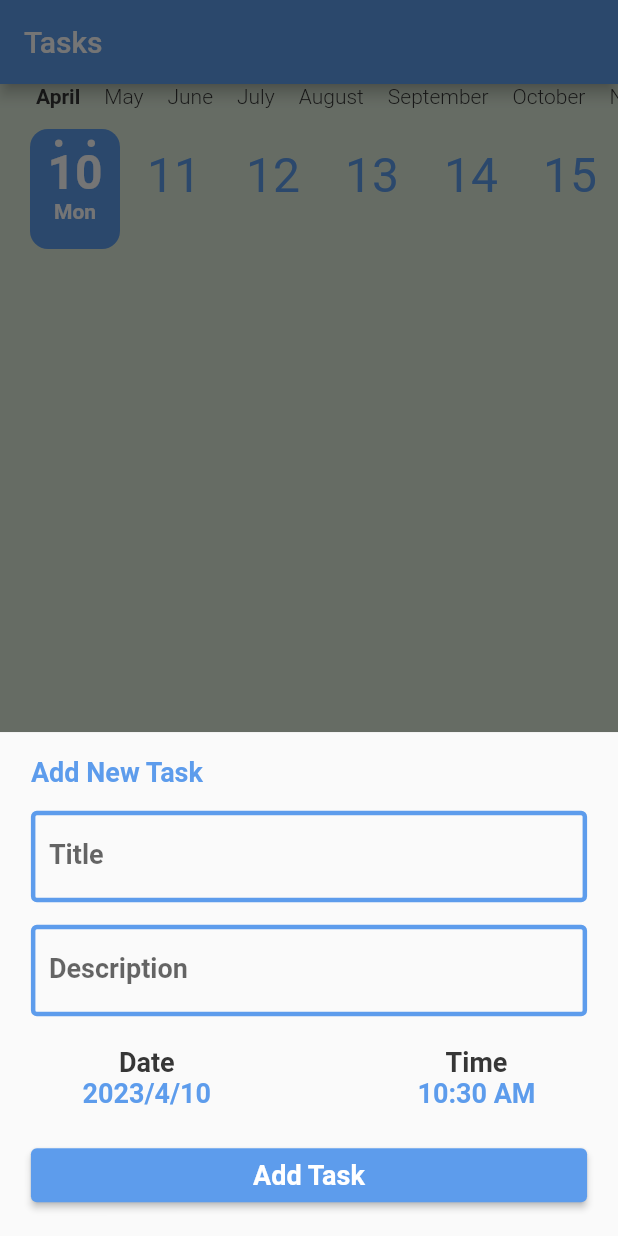
After one commit to Khaatora/To-do_Application, a Flutter app: the screen it shows after launch, after a tap on the "add" icon, on a phone screen of 412 x 824 dp. The commit adds this screen. Run offline on Flutter 3.47's test engine with Material 2 defaults, Android fonts, the phone set to English and light mode, and no system bars; drawn by our look-alikes of calendar_timeline; our stand-ins replace cloud_firestore, firebase_core, flutter_slidable, sqflite; accounts and stored records are empty; generated files the repository leaves out were written again.

Commit message:
added sqflite support

```diff
--- a/lib/layout/add_task_bottom_sheet.dart
+++ b/lib/layout/add_task_bottom_sheet.dart
@@ -1,7 +1,7 @@
 import 'package:flutter/material.dart';
 import 'package:todo_own/models/task.dart';
 import 'package:todo_own/shared/components/component.dart';
-import 'package:todo_own/shared/network/local/firebase_utils.dart';
+import 'package:todo_own/shared/network/local/sqflite_utils.dart';
 import 'package:todo_own/shared/styles/colors.dart';
 import 'package:flutter_gen/gen_l10n/app_localizations.dart';
 
@@ -11,13 +11,29 @@ class AddTaskBottomSheet extends StatefulWidget {
 }
 
 class _AddTaskBottomSheetState extends State<AddTaskBottomSheet> {
-  var titleController = TextEditingController();
-  var descriptionController = TextEditingController();
+  late TextEditingController titleController;
+  late TextEditingController descriptionController;
+  late final SqfliteUtils sqfliteUtils;
 
   DateTime selectedDate = DateTime.now();
   TimeOfDay selectedTime = TimeOfDay.now();
 
   GlobalKey<FormState> formKey = GlobalKey<FormState>();
+
+  @override
+  void initState() {
+    titleController = TextEditingController();
+    descriptionController = TextEditingController();
+    sqfliteUtils = SqfliteUtils();
+    super.initState();
+  }
+
+  @override
+  void dispose() {
+    titleController.dispose();
+    descriptionController.dispose();
+    super.dispose();
+  }
 
   @override
   Widget build(BuildContext context) {
@@ -55,7 +71,8 @@ class _AddTaskBottomSheetState extends State<AddTaskBottomSheet> {
                   height: 15,
                 ),
                 TextFormField(
-                    maxLines: null,
+                    minLines: 1,
+                    maxLines: 3,
                     keyboardType: TextInputType.multiline,
                     controller: descriptionController,
                     validator: (value) {
@@ -63,6 +80,7 @@ class _AddTaskBottomSheetState extends State<AddTaskBottomSheet> {
                         return AppLocalizations.of(context)!
                             .pleaseEnterDescription;
                       }
+                      return null;
                     },
                     decoration: InputDecoration(
                       label: Text(AppLocalizations.of(context)!.description),
@@ -143,26 +161,27 @@ class _AddTaskBottomSheetState extends State<AddTaskBottomSheet> {
                     onPressed: () {
                       if (formKey.currentState!.validate()) {
                         unFocusKeyboardFromScope();
-                        TaskData taskData = TaskData(
-                            title: titleController.text,
-                            description: descriptionController.text,
-                            date: DateUtils.dateOnly(selectedDate)
-                                .microsecondsSinceEpoch,
-                            time: TimeOfDay.fromDateTime(selectedDate)
-                                .format(context)
-                                .replaceFirst("ص", "AM")
-                                .replaceFirst("م", "PM"));
                         showMessage(
                           context,
                           AppLocalizations.of(context)!.areYouSure,
                           AppLocalizations.of(context)!.yes,
                           () {
+                            TaskData taskData = TaskData(
+                                title: titleController.text,
+                                description: descriptionController.text,
+                                date: DateUtils.dateOnly(selectedDate)
+                                    .microsecondsSinceEpoch,
+                                time: TimeOfDay.fromDateTime(selectedDate)
+                                    .format(context)
+                                    .replaceFirst("ص", "AM")
+                                    .replaceFirst("م", "PM"));
                             popNavigator(context);
                             showLoading(
                                 context,
                                 AppLocalizations.of(context)!.loadingPleaseWait,
                                 false);
-                            addTaskToDatabase(taskData);
+                            // addTaskToDatabase(taskData);
+                            sqfliteUtils.createTask(taskData: taskData);
                             hideLoading(context);
                             showMessage(
                                 context,
--- a/lib/layout/home_layout.dart
+++ b/lib/layout/home_layout.dart
@@ -3,7 +3,7 @@ import 'package:provider/provider.dart';
 import 'package:todo_own/layout/add_task_bottom_sheet.dart';
 import 'package:todo_own/layout/home_provider.dart';
 import 'package:todo_own/modules/settings/settings.dart';
-import 'package:todo_own/modules/tasks/task_list/tasks_list.dart';
+import 'package:todo_own/modules/tasks/task_list/tasks_list_sqflite.dart';
 import 'package:todo_own/shared/styles/colors.dart';
 import 'package:flutter_gen/gen_l10n/app_localizations.dart';
 
--- a/lib/models/task.dart
+++ b/lib/models/task.dart
@@ -7,7 +7,7 @@ class TaskData {
   bool? isDone;
 
   TaskData(
-      {this.id = "",
+      {this.id = null,
       required this.title,
       required this.description,
       required this.date,
@@ -16,22 +16,74 @@ class TaskData {
 
   Map<String, dynamic> toJson() {
     return {
-      "id": id,
-      "title": title,
-      "description": description,
-      "date": date,
-      "time": time,
-      "isDone": isDone,
+      idColumn: id,
+      titleColumn: title,
+      descriptionColumn: description,
+      dateColumn: date,
+      timeColumn: time,
+      isDoneColumn: isDone,
+    };
+  }
+
+  Map<String, dynamic> toJsonSqflite() {
+    return {
+      // idColumn: id,
+      titleColumn: title,
+      descriptionColumn: description,
+      dateColumn: date,
+      timeColumn: time,
+      isDoneColumn: isDone == true ? 1 : 0,
     };
   }
 
   TaskData.fromJson(Map<String, dynamic> json)
       : this(
-    id: json["id"],
-          title: json["title"],
-          description: json["description"],
-          date: json["date"],
-          time: json["time"],
-          isDone: json["isDone"],
+          id: json[idColumn],
+          title: json[titleColumn],
+          description: json[descriptionColumn],
+          date: json[dateColumn],
+          time: json[timeColumn],
+          isDone: json[isDoneColumn],
         );
+
+  TaskData.fromJsonSqflite(Map<String, dynamic> json)
+      : this(
+          id: json[idColumn].toString(),
+          title: json[titleColumn],
+          description: json[descriptionColumn],
+          date: json[dateColumn],
+          time: json[timeColumn],
+          isDone: json[isDoneColumn] == 1 ? true : false,
+        );
+
+  @override
+  String toString() {
+    return "Task $id, title: $title, description: $description";
+  }
+
+  @override
+  bool operator ==(covariant TaskData other) {
+    return id == other.id;
+  }
+
+  @override
+  int get hashCode => id.hashCode;
 }
+
+const dbName = "tasks.db";
+const tasksTable = "todo";
+const idColumn = "id";
+const titleColumn = "title";
+const descriptionColumn = "description";
+const dateColumn = "date";
+const timeColumn = "time";
+const isDoneColumn = "isDone";
+const createUserTable = '''CREATE TABLE IF NOT EXISTS "todo" (
+	"id"	INTEGER NOT NULL UNIQUE,
+	"title"	TEXT,
+	"description"	TEXT,
+	"date"	INTEGER DEFAULT 0,
+	"time"	INTEGER,
+	"isDone"	INTEGER DEFAULT 0,
+	PRIMARY KEY("id" AUTOINCREMENT)
+); ''';
--- /dev/null
+++ b/lib/modules/tasks/task_list/db_open_future_builder_widget.dart
@@ -0,0 +1,27 @@
+import 'package:flutter/material.dart';
+import 'package:todo_own/shared/network/local/sqflite_utils.dart';
+
+class DbOpenFutureBuilder extends StatefulWidget {
+  final SqfliteUtils sqfliteUtils;
+  Widget Function(BuildContext, AsyncSnapshot<void>) builder;
+
+  DbOpenFutureBuilder({required this.sqfliteUtils, required this.builder});
+
+  @override
+  State<DbOpenFutureBuilder> createState() => _DbOpenFutureBuilderState();
+}
+
+class _DbOpenFutureBuilderState extends State<DbOpenFutureBuilder> {
+  Future? open;
+
+  @override
+  void initState() {
+    super.initState();
+    open = widget.sqfliteUtils.open();
+  }
+
+  @override
+  Widget build(BuildContext context) {
+    return FutureBuilder(future: open, builder: widget.builder);
+  }
+}
--- a/lib/modules/tasks/task_list/task_item.dart
+++ b/lib/modules/tasks/task_list/task_item.dart
@@ -4,13 +4,16 @@ import 'package:provider/provider.dart';
 import 'package:todo_own/models/task.dart';
 import 'package:todo_own/modules/tasks/edit_task/edit_task_screen.dart';
 import 'package:todo_own/modules/tasks/tasks_provider/task_item_provider.dart';
-import 'package:todo_own/shared/network/local/firebase_utils.dart';
+import 'package:todo_own/shared/network/local/sqflite_utils.dart';
 import 'package:todo_own/shared/styles/colors.dart';
 import 'package:flutter_gen/gen_l10n/app_localizations.dart';
 
 class TaskItem extends StatelessWidget {
   TaskData task;
+
   TaskItem(this.task);
+
+  SqfliteUtils sqfliteUtils = SqfliteUtils();
 
   @override
   Widget build(BuildContext context) {
@@ -25,7 +28,8 @@ class TaskItem extends StatelessWidget {
             SlidableAction(
               borderRadius: BorderRadius.circular(12),
               onPressed: (context) {
-                deleteTaskFromFirestore(task.id);
+                // deleteTaskFromFirestore(task.id);
+                sqfliteUtils.deleteTask(id: task.id!);
               },
               backgroundColor: Colors.red,
               icon: Icons.delete,
@@ -81,7 +85,8 @@ class TaskItem extends StatelessWidget {
                         TaskItemProvider provider =
                             Provider.of<TaskItemProvider>(context,
                                 listen: false);
-                        provider.onStatusChanged(task.id!, !task.isDone!);
+                        // provider.onStatusChanged(task.id!, !task.isDone!);
+                        provider.onStatusChangedSqflite(task);
                       },
                       icon: Icon(
                         task.isDone! ? Icons.done : Icons.close,
--- /dev/null
+++ b/lib/modules/tasks/task_list/tasks_list_sqflite.dart
@@ -0,0 +1,144 @@
+import 'dart:async';
+import 'dart:developer';
+
+import 'package:calendar_timeline/calendar_timeline.dart';
+import 'package:flutter/material.dart';
+import 'package:provider/provider.dart';
+import 'package:todo_own/models/task.dart';
+import 'package:todo_own/modules/settings/settings_provider/settings_provider.dart';
+import 'package:todo_own/modules/tasks/task_list/db_open_future_builder_widget.dart';
+import 'package:todo_own/shared/network/local/sqflite_utils.dart';
+import 'package:todo_own/shared/styles/colors.dart';
+import 'package:flutter_gen/gen_l10n/app_localizations.dart';
+
+import 'task_item.dart';
+
+class TasksListTab extends StatefulWidget {
+  @override
+  State<TasksListTab> createState() => _TasksListTabState();
+}
+
+class _TasksListTabState extends State<TasksListTab> {
+  DateTime selectedDate = DateTime.now();
+  SqfliteUtils sqfliteUtils = SqfliteUtils();
+  late SettingsProvider provider;
+  Stream<List<TaskData>>? allTasks;
+
+  @override
+  void initState() {
+    allTasks = sqfliteUtils.allTasks;
+    super.initState();
+  }
+
+  @override
+  void dispose() {
+    sqfliteUtils.close();
+    super.dispose();
+  }
+
+  @override
+  Widget build(BuildContext context) {
+    provider = Provider.of<SettingsProvider>(context);
+    return ChangeNotifierProvider(
+      create: (context) => provider,
+      child: SizedBox(
+        height: MediaQuery.of(context).size.height,
+        width: MediaQuery.of(context).size.width,
+        child: Column(
+          children: [
+            CalendarTimeline(
+              initialDate: selectedDate,
+              firstDate: DateTime.now().subtract(const Duration(days: 365)),
+              lastDate: DateTime.now().add(const Duration(days: 365)),
+              onDateSelected: (selectedDate) {
+                this.selectedDate = selectedDate;
+                setState(() {});
+              },
+              leftMargin: 20,
+              monthColor: colorGrey,
+              dayColor: colorLightBlue,
+              activeDayColor: Colors.white,
+              activeBackgroundDayColor: colorLightBlue,
+              dotsColor: Colors.white,
+              selectableDayPredicate: (date) => true,
+              locale: provider.langCode == "ar" ? "ar_EG" : "en",
+            ),
+            DbOpenFutureBuilder(
+              sqfliteUtils: sqfliteUtils,
+              builder: (context, snapshot) {
+                switch (snapshot.connectionState) {
+                  case ConnectionState.done:
+                    log("future is done");
+                    return StreamBuilder<List<TaskData>>(
+                      stream: allTasks,
+                      //getSelectedDateTasksFromFirestore(selectedDate),
+                      builder: (context, snapshot) {
+                        switch (snapshot.connectionState) {
+                          case ConnectionState.none:
+                          case ConnectionState.waiting:
+                            log(">>>>>>>>>>>>>>>>>>>>>>>>>>>>>>>> waiting<<<<<<<<<<<<<<<<<<<<<<<<<<<<");
+                            return const Expanded(
+                                child: Center(
+                              child: CircularProgressIndicator(),
+                            ));
+                          case ConnectionState.active:
+                            if (snapshot.hasError) {
+                              return Center(
+                                child: Text(AppLocalizations.of(context)!
+                                    .somethingWentWrong),
+                              );
+                            }
+                            if (snapshot.hasData) {
+                              var tasks = snapshot.data
+                                  ?.where((element) =>
+                                      element.date ==
+                                      DateUtils.dateOnly(selectedDate)
+                                          .microsecondsSinceEpoch)
+                                  .toList();
+                              if (tasks?.isEmpty ?? true) {
+                                return Expanded(
+                                    child: Center(
+                                        child: Text(
+                                  AppLocalizations.of(context)!
+                                      .emptyListSentence,
+                                  textAlign: TextAlign.center,
+                                )));
+                              }
+                              return Expanded(
+                                child: ListView.builder(
+                                  itemCount: tasks?.length,
+                                  itemBuilder: (context, index) {
+                                    return TaskItem(tasks![index]);
+                                  },
+                                ),
+                              );
+                            }
+                            return const Expanded(
+                                child: Center(
+                              child: CircularProgressIndicator(),
+                            ));
+                          case ConnectionState.done:
+                            return const Expanded(
+                                child: Center(
+                              child: Text("Wtf"),
+                            ));
+                        }
+                      },
+                    );
+                  case ConnectionState.none:
+                  case ConnectionState.waiting:
+                  case ConnectionState.active:
+                    log("future is waiting");
+                    return const Expanded(
+                        child: Center(
+                      child: CircularProgressIndicator(),
+                    ));
+                }
+              },
+            )
+          ],
+        ),
+      ),
+    );
+  }
+}
--- a/lib/modules/tasks/tasks_provider/tasks_list_provider.dart
+++ b/lib/modules/tasks/tasks_provider/tasks_list_provider.dart
@@ -1,3 +1,5 @@
+import 'dart:developer';
+
 import 'package:flutter/material.dart';
 
 class TasksListProvider extends ChangeNotifier {
@@ -5,7 +7,7 @@ class TasksListProvider extends ChangeNotifier {
 
   void changeCurrentDate(DateTime selectedDate) {
     this.selectedDate = selectedDate;
-    print(selectedDate);
+    log("$selectedDate");
     notifyListeners();
   }
 }
--- /dev/null
+++ b/lib/shared/network/local/exceptions/sqflite_exceptions.dart
@@ -0,0 +1,9 @@
+class DatabaseAlreadyOpenException implements Exception {}
+
+class UnableToGetDocumentsDirectory implements Exception {}
+
+class DatabaseNotOpen implements Exception {}
+
+class TaskDoesNotExist implements Exception {}
+
+class CouldNotUpdateTask implements Exception {}
--- /dev/null
+++ b/lib/shared/network/local/sqflite_utils.dart
@@ -0,0 +1,164 @@
+import 'dart:async';
+import 'dart:developer';
+
+import 'package:sqflite/sqflite.dart';
+import 'package:path_provider/path_provider.dart';
+import 'package:path/path.dart' show join;
+import '../../../models/task.dart';
+import 'exceptions/sqflite_exceptions.dart';
+
+class SqfliteUtils {
+  Database? _db;
+
+  List<TaskData> _tasks = [];
+
+  static final SqfliteUtils _shared = SqfliteUtils._sharedInstance();
+
+  SqfliteUtils._sharedInstance() {
+    _tasksStreamController = StreamController<List<TaskData>>.broadcast(
+      onListen: () {
+        _tasksStreamController.sink.add(_tasks);
+      },
+    );
+  }
+
+  factory SqfliteUtils() => _shared;
+
+  late final StreamController<List<TaskData>> _tasksStreamController;
+
+  Stream<List<TaskData>> get allTasks => _tasksStreamController.stream;
+
+  Future<void> _cacheTasks() async {
+    final allTasks = await getAllTasks();
+    _tasks = allTasks;
+    _tasksStreamController.add(_tasks);
+  }
+
+  Future<TaskData> createTask({required TaskData taskData}) async {
+    await _ensureDbIsOpen();
+    final db = _getDatabaseOrThrow();
+    // final results = await db.query(
+    //   tasksTable,
+    //   limit: 1,
+    //   where: 'id = ?',
+    //   whereArgs: [taskId],
+    // );
+    // if(results.isNotEmpty) throw UserAlreadyExists();
+    final taskId = await db.insert(tasksTable, taskData.toJsonSqflite());
+    taskData.id = taskId.toString();
+    _tasks.add(taskData);
+    _tasksStreamController.add(_tasks);
+    return taskData;
+  }
+
+  Future<TaskData> readTask({required String id}) async {
+    await _ensureDbIsOpen();
+    final db = _getDatabaseOrThrow();
+    final results = await db.query(
+      tasksTable,
+      limit: 1,
+      where: '$idColumn = ?',
+      whereArgs: [id],
+    );
+    if (results.isEmpty) throw TaskDoesNotExist();
+    return TaskData.fromJsonSqflite(results.first);
+  }
+
+  Future<TaskData> updateTask({required TaskData taskData}) async {
+    await _ensureDbIsOpen();
+    final db = _getDatabaseOrThrow();
+    await readTask(id: taskData.id!);
+    final changesCount = await db.update(
+      tasksTable,
+      taskData.toJsonSqflite(),
+      where: '$idColumn = ?',
+      whereArgs: [taskData.id!],
+    );
+
+    if (changesCount == 0) {
+      throw CouldNotUpdateTask();
+    }
+    TaskData updatedTask = await readTask(id: taskData.id!);
+    _tasks.removeWhere((task) => task.id == taskData.id!);
+    _tasks.add(updatedTask);
+    _tasksStreamController.add(_tasks);
+    return updatedTask;
+  }
+
+  // Future<List<TaskData>> getTasksByDate({required int date}){
+  //   final db = _getDatabaseOrThrow();
+  //   final results = await db.query(
+  //     tasksTable,
+  //     limit: 1,
+  //     where: '$idColumn = ?',
+  //     whereArgs: [id],
+  //   );
+  //   if (results.isEmpty) throw TaskDoesNotExist();
+  //   return TaskData.fromJsonSqflite(results.first);
+  // }
+
+  Future<List<TaskData>> getAllTasks() async {
+    await _ensureDbIsOpen();
+    log("db is open");
+    final db = _getDatabaseOrThrow();
+    final tasks = await db.query(tasksTable);
+    return tasks.map((task) => TaskData.fromJsonSqflite(task)).toList();
+  }
+
+  Future<int> deleteAllTasks() async {
+    await _ensureDbIsOpen();
+    final db = _getDatabaseOrThrow();
+    final deletedCount = await db.delete(tasksTable);
+    _tasks = [];
+    _tasksStreamController.add(_tasks);
+    return deletedCount;
+  }
+
+  Future<void> deleteTask({required String id}) async {
+    await _ensureDbIsOpen();
+    final db = _getDatabaseOrThrow();
+    db.delete(tasksTable, where: '$idColumn = ?', whereArgs: [id]);
+    _tasks.removeWhere((task) => task.id == id);
+    _tasksStreamController.add(_tasks);
+  }
+
+  Database _getDatabaseOrThrow() {
+    if (_db == null) {
+      throw DatabaseNotOpen();
+    }
+    return _db!;
+  }
+
+  Future<void> _ensureDbIsOpen() async {
+    try {
+      await open();
+    } on DatabaseAlreadyOpenException {
+      log("DB is already open");
+    }
+  }
+
+  Future<void> open() async {
+    if (_db != null) {
+      throw DatabaseAlreadyOpenException();
+    }
+    try {
+      final docsPath = await getApplicationDocumentsDirectory();
+      final dbPath = join(docsPath.path, dbName);
+      final db = await openDatabase(dbPath);
+      _db = db;
+      //create table if not exists
+      await db.execute(createUserTable);
+      await _cacheTasks();
+    } on MissingPlatformDirectoryException {
+      throw UnableToGetDocumentsDirectory();
+    }
+  }
+
+  Future<void> close() async {
+    if (_db == null) {
+      throw DatabaseNotOpen();
+    }
+    await _db!.close();
+    _db = null;
+  }
+}
--- a/pubspec.yaml
+++ b/pubspec.yaml
@@ -44,6 +44,8 @@ dependencies:
   firebase_core: ^2.4.0
   cloud_firestore: ^4.3.0
   intl: ^0.17.0
+  sqflite: ^2.2.6
+  path_provider: ^2.0.14
 
 dev_dependencies:
   flutter_test:
```
Also changed, not shown: lib/modules/tasks/edit_task/edit_task_screen.dart (+16 -10 lines), lib/modules/tasks/task_list/tasks_list.dart (+15 -0 lines), lib/modules/tasks/tasks_provider/task_item_provider.dart (+11 -0 lines), pubspec.lock.
